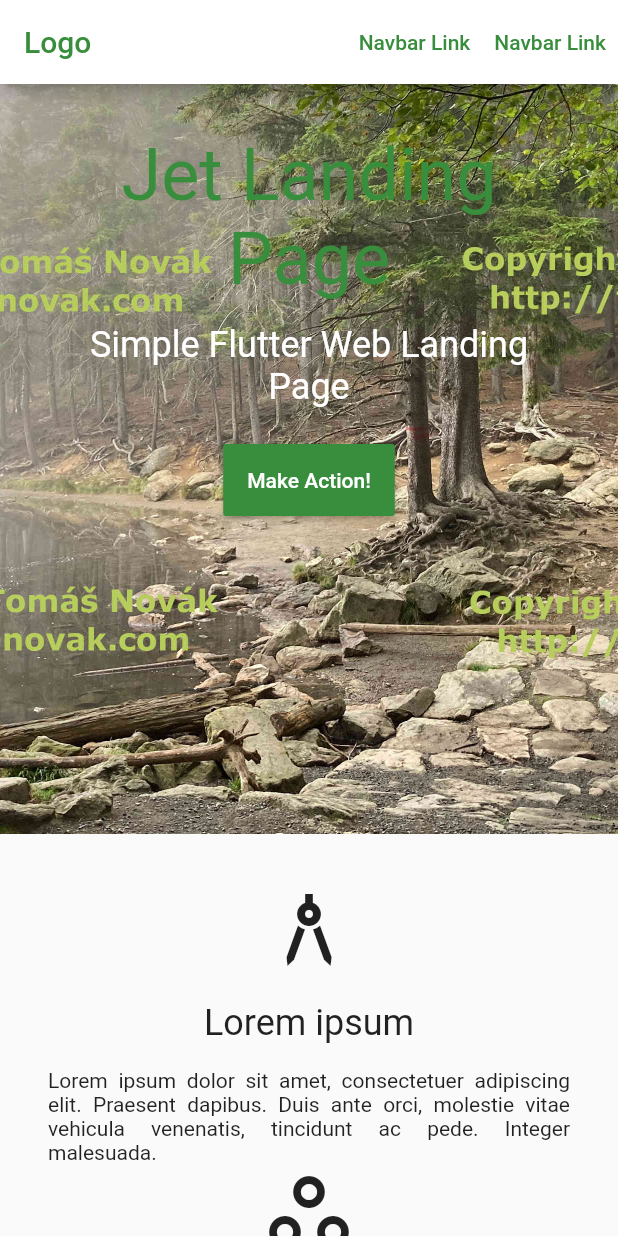
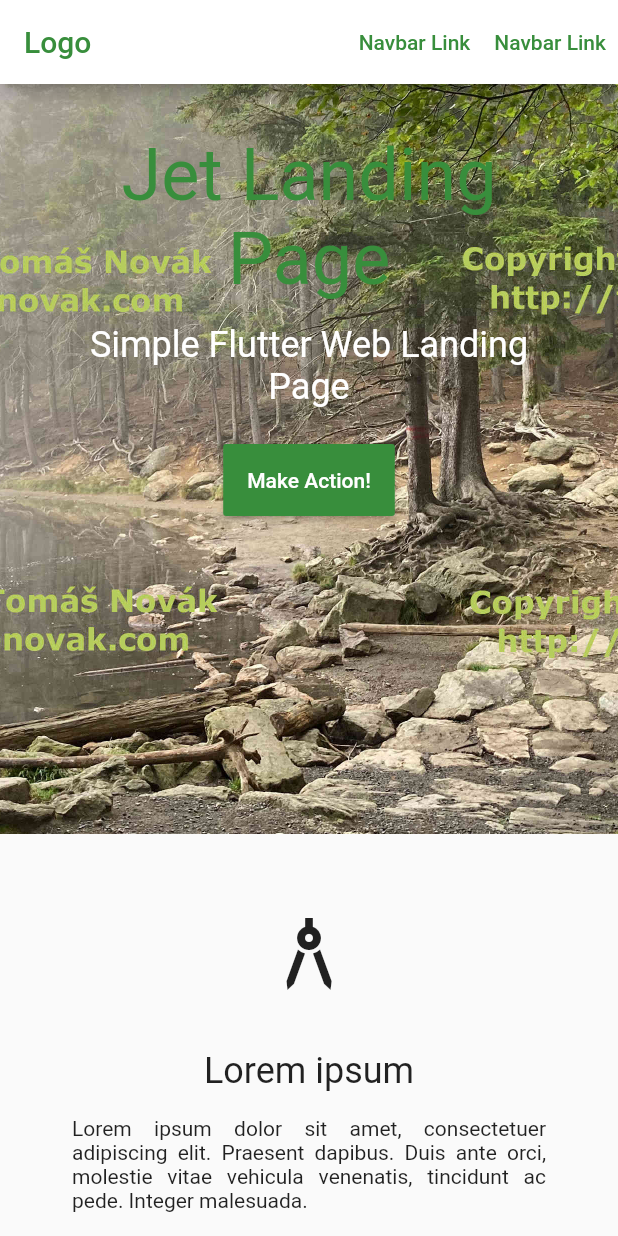
Before and after one commit to tom-novak/jet-landing-page, a Flutter app: the screen it shows after launch, on a phone screen of 412 x 824 dp. Run offline on Flutter 3.47's test engine with Material 2 defaults, Android fonts, the phone set to English and light mode, and no system bars.

Commit message:
Responsive cards implemented

```diff
--- a/example/lib/src/landing_page.dart
+++ b/example/lib/src/landing_page.dart
@@ -43,7 +43,7 @@ class _LandingPageState extends State<LandingPage> {
         icon: Icons.whatshot_outlined,
         title: 'Lorem ipsum',
         text:
-            'Lorem ipsum dolor sit amet, consectetuer adipiscing elit. Praesent dapibus. Duis ante orci, molestie vitae vehicula venenatis, tincidunt ac pede. Integer malesuada.',
+            'Lorem ipsum dolor sit amet, consectetuer adipiscing elit. Praesent dapibus. Duis ante orci, molestie vitae vehicula venenatis.',
       ),
     ];
   }
@@ -106,15 +106,7 @@ class _LandingPageState extends State<LandingPage> {
                 actionLabel: 'Make Action!',
               ),
             ),
-            Container(
-                child:
-                    MediaQuery.of(context).orientation == Orientation.landscape
-                        ? CardStripe(
-                            children: _buildCards(context),
-                          )
-                        : CardList(
-                            children: _buildCards(context),
-                          )),
+            CardContainer(_buildCards(context)),
             ParallaxImage(
               image: Image.asset(
                 'assets/background2.jpg',
--- a/lib/jet_landing_page.dart
+++ b/lib/jet_landing_page.dart
@@ -1,11 +1,12 @@
 library jet_landing_page;
 
+export 'src/widget/card_container.dart';
+export 'src/widget/card_list.dart';
+export 'src/widget/card_stripe.dart';
+export 'src/widget/footer.dart';
 export 'src/widget/header.dart';
+export 'src/widget/page_cover.dart';
 export 'src/widget/parallax_image.dart';
 export 'src/widget/parallax_text.dart';
 export 'src/widget/simple_paragraph.dart';
 export 'src/widget/text_card.dart';
-export 'src/widget/card_stripe.dart';
-export 'src/widget/card_list.dart';
-export 'src/widget/page_cover.dart';
-export 'src/widget/footer.dart';
--- /dev/null
+++ b/lib/src/widget/card_container.dart
@@ -0,0 +1,39 @@
+import 'package:flutter/material.dart';
+
+class CardContainer extends StatelessWidget {
+  static const itemPadding = 48.0;
+
+  final List<Widget> children;
+
+  CardContainer(this.children);
+
+  List<Widget> _buildItems(BuildContext context) {
+    var cards = <Widget>[];
+    Widget container;
+    for (var item in children) {
+      container = Container(
+        padding: EdgeInsets.all(itemPadding / 2),
+        child: item,
+      );
+      if (MediaQuery.of(context).orientation == Orientation.landscape) {
+        container = Flexible(child: container);
+      }
+      cards.add(container);
+    }
+    return cards;
+  }
+
+  @override
+  Widget build(BuildContext context) {
+    var portraitOrientation =
+        MediaQuery.of(context).orientation == Orientation.portrait;
+    return Container(
+      padding: EdgeInsets.all(itemPadding / 2),
+      child: Flex(
+        direction: portraitOrientation ? Axis.vertical : Axis.horizontal,
+        crossAxisAlignment: CrossAxisAlignment.start,
+        children: _buildItems(context),
+      ),
+    );
+  }
+}
--- a/lib/src/widget/text_card.dart
+++ b/lib/src/widget/text_card.dart
@@ -18,7 +18,7 @@ class TextCard extends StatelessWidget {
         ),
         title != null
             ? Padding(
-                padding: EdgeInsets.symmetric(vertical: 16),
+                padding: EdgeInsets.only(top: 32, bottom: 16),
                 child: Text(
                   title,
                   style: Theme.of(context).textTheme.headline5,
```
